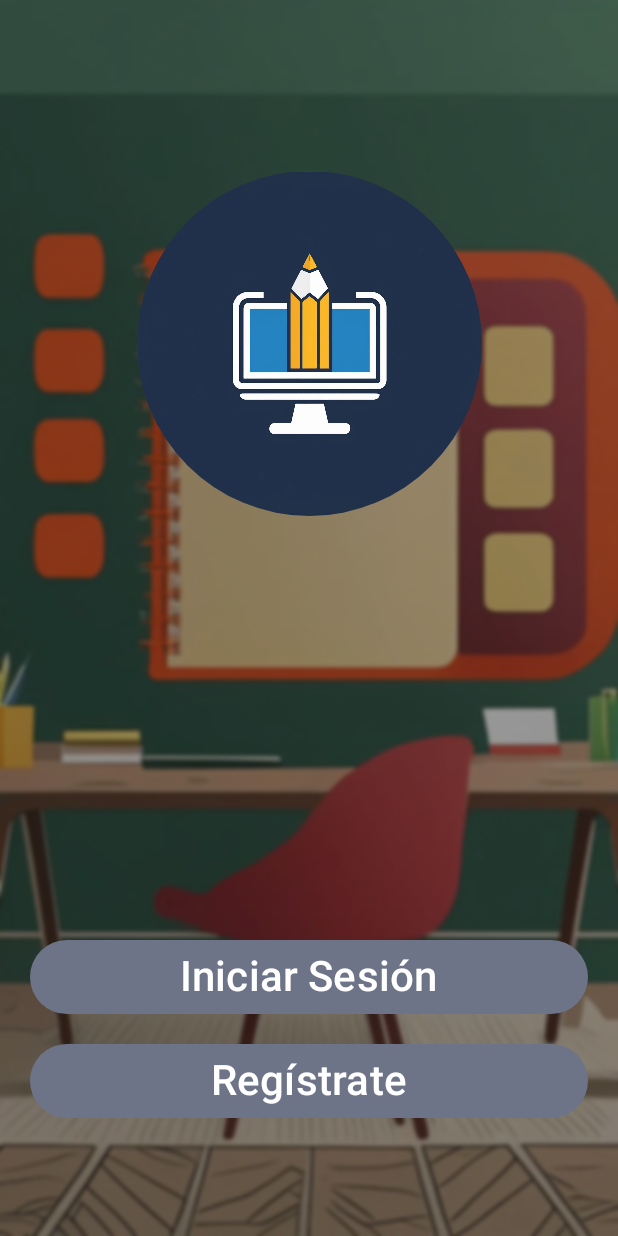
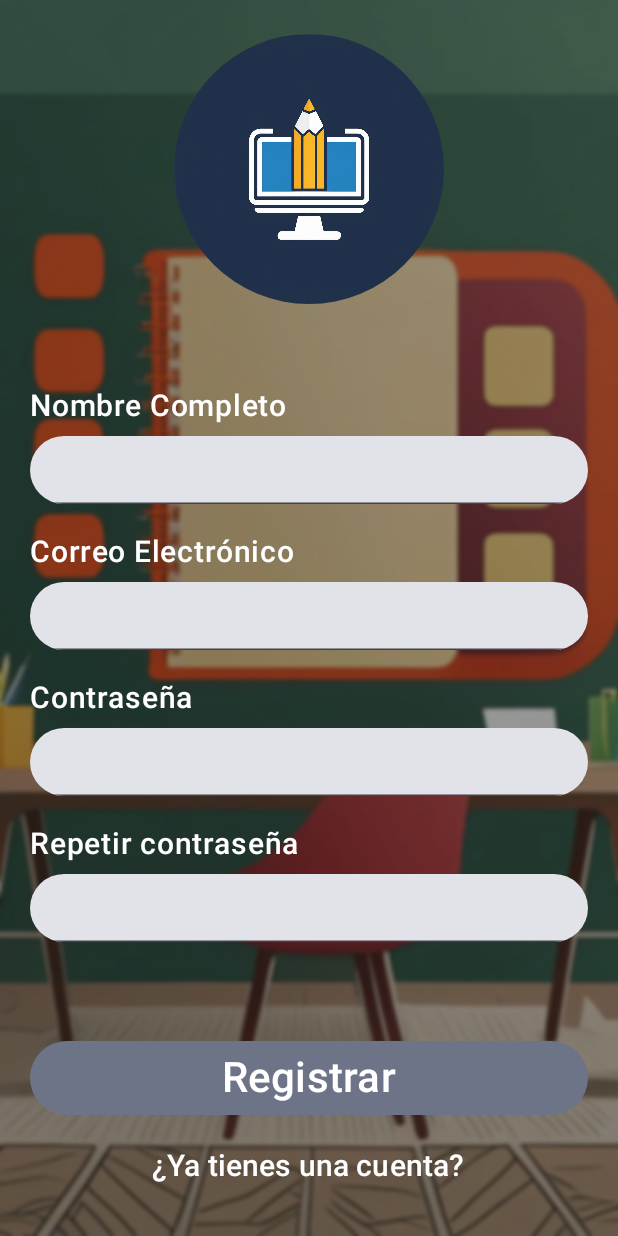
Before and after one commit to Yonjar-Android/TODO-App, an Android app built with Jetpack Compose: the screen it shows after launch (MainActivity), after a tap on "Regístrate", on a phone screen of 412 x 824 dp. Run offline under Robolectric (Android 15) with nearby library versions, the phone set to English and light mode, and no system bars; our stand-ins replace Dagger/Hilt's generated code.

Commit message:
Se han creado las interfaces de login y registro de usuarios
- Se han creado la navegación entre las diferentes pantallas

- Se ha creado un archivo para componentes que compartan diversas interfaces

```diff
--- a/app/src/main/java/com/example/todoapp/MainActivity.kt
+++ b/app/src/main/java/com/example/todoapp/MainActivity.kt
@@ -4,8 +4,13 @@ import android.os.Bundle
 import androidx.activity.ComponentActivity
 import androidx.activity.compose.setContent
 import androidx.activity.enableEdgeToEdge
-import com.example.todoapp.tasks.ui.BackgroundScreen
-import com.example.todoapp.tasks.ui.LogoAndButtons
+import androidx.navigation.compose.NavHost
+import androidx.navigation.compose.composable
+import androidx.navigation.compose.rememberNavController
+import com.example.todoapp.tasks.ui.home.BackgroundScreen
+import com.example.todoapp.tasks.ui.loginAndRegister.LoginScreen
+import com.example.todoapp.tasks.ui.home.LogoAndButtons
+import com.example.todoapp.tasks.ui.loginAndRegister.RegisterScreen
 import com.example.todoapp.ui.theme.TodoAppTheme
 import dagger.hilt.android.AndroidEntryPoint
 
@@ -16,7 +21,20 @@ class MainActivity : ComponentActivity() {
         enableEdgeToEdge()
         setContent {
             TodoAppTheme {
-                BackgroundScreen { LogoAndButtons()}
+
+                val navController = rememberNavController()
+
+                NavHost(navController = navController, startDestination = "logoAndButtons") {
+
+                    composable("logoAndButtons") { BackgroundScreen { LogoAndButtons(navController) } }
+
+                    composable("registerScreen") { BackgroundScreen { RegisterScreen(navController) } }
+
+                    composable("loginScreen") { BackgroundScreen { LoginScreen(navController) } }
+
+                }
+
+
             }
         }
     }
--- a/app/src/main/java/com/example/todoapp/tasks/ui/FirstScreen.kt
+++ b/app/src/main/java/com/example/todoapp/tasks/ui/home/FirstScreen.kt
@@ -1,4 +1,4 @@
-package com.example.todoapp.tasks.ui
+package com.example.todoapp.tasks.ui.home
 
 import androidx.compose.foundation.Image
 import androidx.compose.foundation.background
@@ -6,13 +6,9 @@ import androidx.compose.foundation.layout.Arrangement
 import androidx.compose.foundation.layout.Box
 import androidx.compose.foundation.layout.Column
 import androidx.compose.foundation.layout.fillMaxSize
-import androidx.compose.foundation.layout.fillMaxWidth
 import androidx.compose.foundation.layout.offset
-import androidx.compose.foundation.layout.padding
 import androidx.compose.foundation.layout.size
 import androidx.compose.foundation.shape.CircleShape
-import androidx.compose.material3.FilledTonalButton
-import androidx.compose.material3.Text
 import androidx.compose.runtime.Composable
 import androidx.compose.ui.Alignment
 import androidx.compose.ui.Modifier
@@ -22,8 +18,9 @@ import androidx.compose.ui.graphics.Color
 import androidx.compose.ui.layout.ContentScale
 import androidx.compose.ui.res.painterResource
 import androidx.compose.ui.unit.dp
-import androidx.compose.ui.unit.sp
+import androidx.navigation.NavHostController
 import com.example.todoapp.R
+import com.example.todoapp.tasks.ui.TonalButton
 
 @Composable
 fun BackgroundScreen(screen: @Composable () -> Unit) {
@@ -45,7 +42,7 @@ fun BackgroundScreen(screen: @Composable () -> Unit) {
 }
 
 @Composable
-fun LogoAndButtons() {
+fun LogoAndButtons(navHostController: NavHostController) {
     Column(
         modifier = Modifier.fillMaxSize(),
         horizontalAlignment = Alignment.CenterHorizontally,
@@ -59,22 +56,16 @@ fun LogoAndButtons() {
                 .size(230.dp)
         )
 
-        Column(horizontalAlignment = Alignment.CenterHorizontally,
-            modifier = Modifier.offset(y = 45.dp)) {
-            TonalButton(title = "Iniciar Sesión")
-            TonalButton(title = "Regístrate")
+        Column(
+            horizontalAlignment = Alignment.CenterHorizontally,
+            modifier = Modifier.offset(y = 45.dp)
+        ) {
+            TonalButton(
+                title = "Iniciar Sesión",
+                navigate = { navHostController.navigate("loginScreen") })
+            TonalButton(
+                title = "Regístrate",
+                navigate = { navHostController.navigate("registerScreen") })
         }
     }
 }
-
-@Composable
-fun TonalButton(title:String){
-    FilledTonalButton(modifier = Modifier
-        .padding(vertical = 10.dp, horizontal = 20.dp)
-        .fillMaxWidth(),
-        onClick = {
-
-        }) {
-        Text(text = title, fontSize = 28.sp)
-    }
-}
--- /dev/null
+++ b/app/src/main/java/com/example/todoapp/tasks/ui/loginAndRegister/LoginScreen.kt
@@ -0,0 +1,73 @@
+package com.example.todoapp.tasks.ui.loginAndRegister
+
+import androidx.compose.foundation.Image
+import androidx.compose.foundation.layout.Arrangement
+import androidx.compose.foundation.layout.Column
+import androidx.compose.foundation.layout.fillMaxSize
+import androidx.compose.foundation.layout.fillMaxWidth
+import androidx.compose.foundation.layout.padding
+import androidx.compose.foundation.layout.size
+import androidx.compose.foundation.rememberScrollState
+import androidx.compose.foundation.shape.CircleShape
+import androidx.compose.foundation.verticalScroll
+import androidx.compose.material3.Text
+import androidx.compose.material3.TextButton
+import androidx.compose.runtime.Composable
+import androidx.compose.ui.Alignment
+import androidx.compose.ui.Modifier
+import androidx.compose.ui.draw.clip
+import androidx.compose.ui.graphics.Color
+import androidx.compose.ui.res.painterResource
+import androidx.compose.ui.text.font.FontWeight
+import androidx.compose.ui.unit.dp
+import androidx.compose.ui.unit.sp
+import androidx.navigation.NavHostController
+import com.example.todoapp.R
+import com.example.todoapp.tasks.ui.TextFieldComp
+import com.example.todoapp.tasks.ui.TonalButton
+
+@Composable
+fun LoginScreen(navHostController: NavHostController) {
+    Column(
+        modifier = Modifier
+            .fillMaxSize()
+            .verticalScroll(rememberScrollState()),
+        horizontalAlignment = Alignment.CenterHorizontally,
+        verticalArrangement = Arrangement.SpaceAround,
+    ) {
+        Image(
+            painter = painterResource(id = R.drawable.app_logo),
+            contentDescription = "App Logo",
+            modifier = Modifier
+                .clip(CircleShape)
+                .size(180.dp)
+        )
+
+        Column(
+            modifier = Modifier.fillMaxWidth().padding(vertical = 20.dp),
+            horizontalAlignment = Alignment.CenterHorizontally
+        ) {
+            TextFieldComp(labelField = "Correo electrónico")
+            TextFieldComp(labelField = "Contraseña")
+        }
+
+        Column(
+            modifier = Modifier.fillMaxWidth(),
+            horizontalAlignment = Alignment.CenterHorizontally
+        ) {
+            TonalButton(title = "Ingresar") { }
+
+            TextButton(onClick = {
+                navHostController.navigate("registerScreen")
+            }){
+                Text(
+                    text = "¿No tienes una cuenta?",
+                    fontSize = 20.sp,
+                    color = Color.White,
+                    fontWeight = FontWeight.SemiBold
+                )
+            }
+
+        }
+    }
+}
--- /dev/null
+++ b/app/src/main/java/com/example/todoapp/tasks/ui/loginAndRegister/RegisterScreen.kt
@@ -0,0 +1,70 @@
+package com.example.todoapp.tasks.ui.loginAndRegister
+
+import androidx.compose.foundation.Image
+import androidx.compose.foundation.layout.Arrangement
+import androidx.compose.foundation.layout.Column
+import androidx.compose.foundation.layout.fillMaxSize
+import androidx.compose.foundation.layout.fillMaxWidth
+import androidx.compose.foundation.layout.size
+import androidx.compose.foundation.rememberScrollState
+import androidx.compose.foundation.shape.CircleShape
+import androidx.compose.foundation.verticalScroll
+import androidx.compose.material3.Text
+import androidx.compose.material3.TextButton
+import androidx.compose.runtime.Composable
+import androidx.compose.ui.Alignment
+import androidx.compose.ui.Modifier
+import androidx.compose.ui.draw.clip
+import androidx.compose.ui.graphics.Color
+import androidx.compose.ui.res.painterResource
+import androidx.compose.ui.text.font.FontWeight
+import androidx.compose.ui.unit.dp
+import androidx.compose.ui.unit.sp
+import androidx.navigation.NavHostController
+import com.example.todoapp.R
+import com.example.todoapp.tasks.ui.TextFieldComp
+import com.example.todoapp.tasks.ui.TonalButton
+
+@Composable
+fun RegisterScreen(navHostController: NavHostController) {
+    Column(
+        modifier = Modifier
+            .fillMaxSize()
+            .verticalScroll(rememberScrollState()),
+        horizontalAlignment = Alignment.CenterHorizontally,
+        verticalArrangement = Arrangement.SpaceAround,
+    ) {
+        Image(
+            painter = painterResource(id = R.drawable.app_logo),
+            contentDescription = "App Logo",
+            modifier = Modifier
+                .clip(CircleShape)
+                .size(180.dp)
+        )
+
+        Column(modifier = Modifier.fillMaxWidth()) {
+            TextFieldComp("Nombre Completo")
+            TextFieldComp("Correo Electrónico")
+            TextFieldComp("Contraseña")
+            TextFieldComp("Repetir contraseña")
+        }
+
+        Column(
+            modifier = Modifier.fillMaxWidth(),
+            horizontalAlignment = Alignment.CenterHorizontally
+        ) {
+            TonalButton(title = "Registrar") {}
+            TextButton(onClick = {
+                navHostController.navigate("loginScreen")
+            }) {
+                Text(
+                    text = "¿Ya tienes una cuenta?",
+                    fontSize = 20.sp,
+                    color = Color.White,
+                    fontWeight = FontWeight.SemiBold,
+                )
+            }
+        }
+
+    }
+}
--- /dev/null
+++ b/app/src/main/java/com/example/todoapp/tasks/ui/sharedComponents.kt
@@ -0,0 +1,64 @@
+package com.example.todoapp.tasks.ui
+
+import androidx.compose.foundation.layout.Column
+import androidx.compose.foundation.layout.fillMaxWidth
+import androidx.compose.foundation.layout.padding
+import androidx.compose.foundation.layout.size
+import androidx.compose.foundation.shape.CircleShape
+import androidx.compose.material3.FilledTonalButton
+import androidx.compose.material3.Text
+import androidx.compose.material3.TextField
+import androidx.compose.runtime.Composable
+import androidx.compose.runtime.getValue
+import androidx.compose.runtime.mutableStateOf
+import androidx.compose.runtime.saveable.rememberSaveable
+import androidx.compose.runtime.setValue
+import androidx.compose.ui.Modifier
+import androidx.compose.ui.graphics.Color
+import androidx.compose.ui.text.TextStyle
+import androidx.compose.ui.text.font.FontWeight
+import androidx.compose.ui.unit.dp
+import androidx.compose.ui.unit.sp
+
+@Composable
+fun TextFieldComp(labelField: String) {
+    var text by rememberSaveable {
+        mutableStateOf("")
+    }
+
+    Column(
+        modifier = Modifier
+            .fillMaxWidth()
+            .padding(vertical = 10.dp, horizontal = 20.dp)
+    ) {
+        Text(
+            text = labelField,
+            fontWeight = FontWeight.SemiBold,
+            color = Color.White,
+            fontSize = 20.sp,
+            modifier = Modifier.padding(bottom = 8.dp)
+        )
+
+        TextField(
+            value = text,
+            onValueChange = { text = it },
+            shape = CircleShape,
+            modifier = Modifier
+                .fillMaxWidth()
+                .size(height = 45.dp, width = 0.dp),
+            textStyle = TextStyle(fontSize = 14.sp)
+        )
+    }
+}
+
+@Composable
+fun TonalButton(title: String, navigate: () -> Unit) {
+    FilledTonalButton(modifier = Modifier
+        .padding(vertical = 10.dp, horizontal = 20.dp)
+        .fillMaxWidth(),
+        onClick = {
+            navigate()
+        }) {
+        Text(text = title, fontSize = 28.sp)
+    }
+}
```
